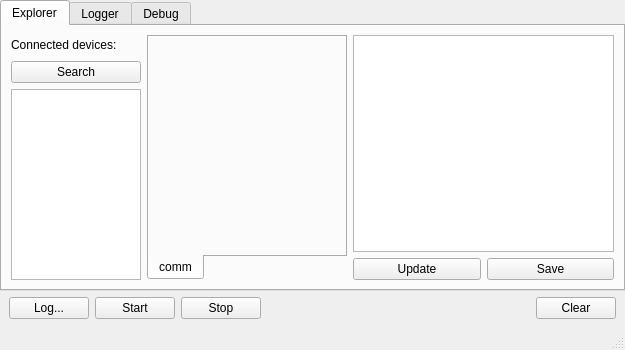
QkThings/qkdaemon_old, file gui/qkexplorerwidget.ui: the form before one commit.
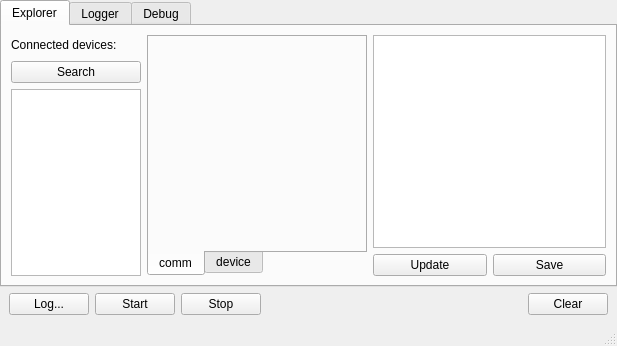
The form after the commit. Custom widgets are drawn as their Qt base class.

What changed in the file:
```diff
--- a/gui/qkexplorerwidget.ui
+++ b/gui/qkexplorerwidget.ui
@@ -6,15 +6,15 @@
    <rect>
     <x>0</x>
     <y>0</y>
-    <width>625</width>
-    <height>350</height>
+    <width>617</width>
+    <height>346</height>
    </rect>
   </property>
   <property name="windowTitle">
    <string>MainWindow</string>
   </property>
   <widget class="QWidget" name="centralwidget">
-   <layout class="QVBoxLayout" name="verticalLayout_8">
+   <layout class="QVBoxLayout" name="verticalLayout_11">
     <property name="leftMargin">
      <number>0</number>
     </property>
@@ -24,6 +24,9 @@
     <property name="rightMargin">
      <number>0</number>
     </property>
+    <property name="bottomMargin">
+     <number>9</number>
+    </property>
     <item>
      <widget class="QTabWidget" name="explorerTabs">
       <property name="currentIndex">
@@ -99,32 +102,77 @@
          </layout>
         </item>
         <item>
-         <widget class="QTabWidget" name="tabWidget">
+         <widget class="QStackedWidget" name="stackedWidget_2">
           <property name="minimumSize">
            <size>
-            <width>200</width>
+            <width>220</width>
             <height>0</height>
            </size>
           </property>
           <property name="maximumSize">
            <size>
-            <width>200</width>
+            <width>220</width>
             <height>16777215</height>
            </size>
           </property>
-          <property name="tabPosition">
-           <enum>QTabWidget::South</enum>
-          </property>
           <property name="currentIndex">
            <number>0</number>
           </property>
-          <widget class="QWidget" name="tab">
-           <attribute name="title">
-            <string>comm</string>
-           </attribute>
-           <layout class="QVBoxLayout" name="verticalLayout_10">
+          <widget class="QWidget" name="page">
+           <layout class="QVBoxLayout" name="verticalLayout_7">
+            <property name="leftMargin">
+             <number>0</number>
+            </property>
+            <property name="topMargin">
+             <number>0</number>
+            </property>
+            <property name="rightMargin">
+             <number>0</number>
+            </property>
+            <property name="bottomMargin">
+             <number>0</number>
+            </property>
             <item>
-             <widget class="BoardPanel" name="widget" native="true"/>
+             <widget class="QTabWidget" name="nodeTabWidget">
+              <property name="minimumSize">
+               <size>
+                <width>220</width>
+                <height>0</height>
+               </size>
+              </property>
+              <property name="maximumSize">
+               <size>
+                <width>220</width>
+                <height>16777215</height>
+               </size>
+              </property>
+              <property name="tabPosition">
+               <enum>QTabWidget::South</enum>
+              </property>
+              <property name="currentIndex">
+               <number>0</number>
+              </property>
+              <widget class="QWidget" name="commTab">
+               <attribute name="title">
+                <string>comm</string>
+               </attribute>
+               <layout class="QVBoxLayout" name="verticalLayout_10">
+                <item>
+                 <widget class="BoardPanel" name="commBoardPanel" native="true"/>
+                </item>
+               </layout>
+              </widget>
+              <widget class="QWidget" name="deviceTab">
+               <attribute name="title">
+                <string>device</string>
+               </attribute>
+               <layout class="QVBoxLayout" name="verticalLayout_8">
+                <item>
+                 <widget class="BoardPanel" name="deviceBoardPanel" native="true"/>
+                </item>
+               </layout>
+              </widget>
+             </widget>
             </item>
            </layout>
           </widget>
```
Left out of the diff: 5 changed lines with no effect on the pictures.
